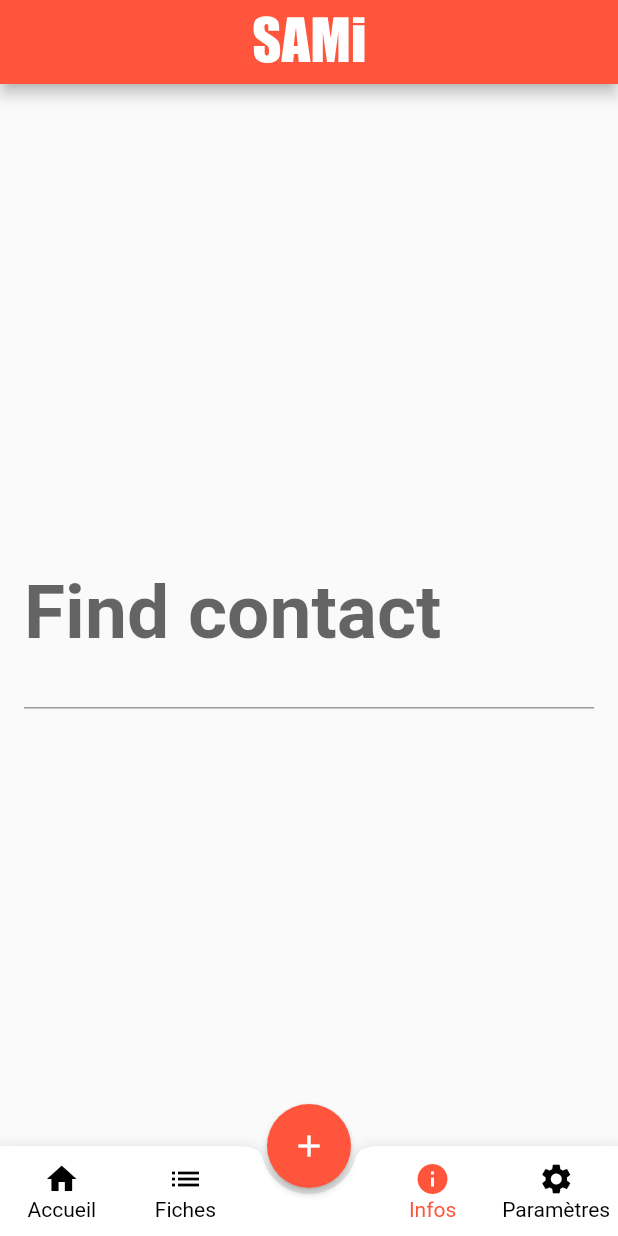
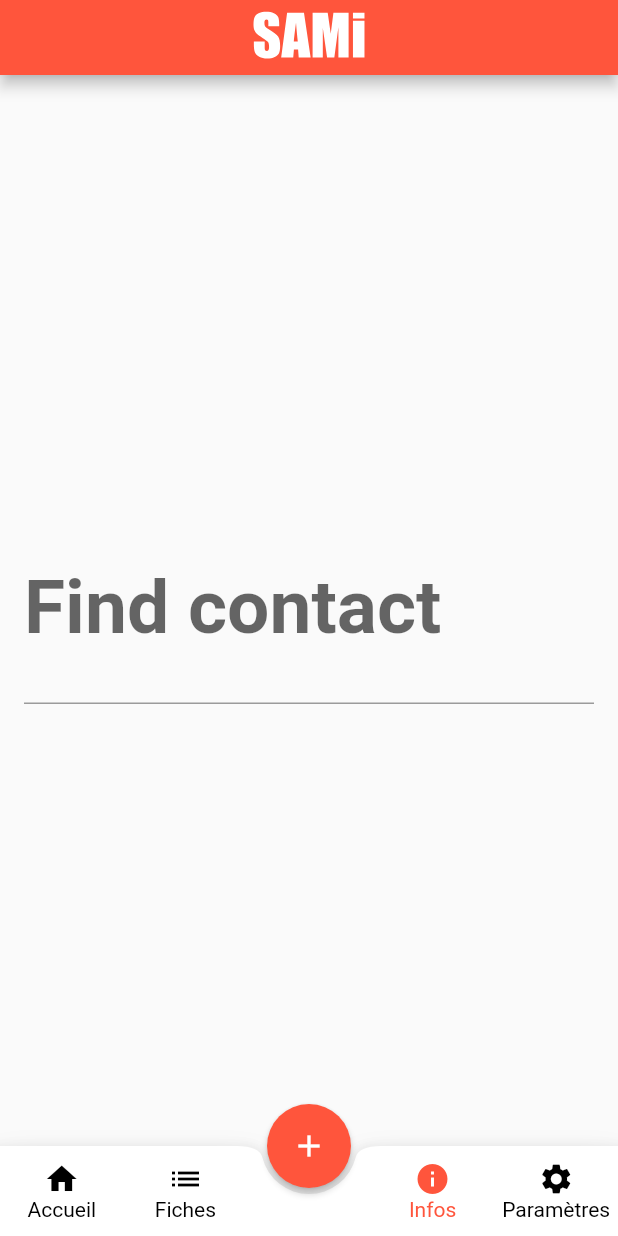
Before and after one commit to cballevre/sami, a Flutter app: the screen it shows after launch, item 3 of the bottom bar chosen, on a phone screen of 412 x 824 dp. Run offline on Flutter 3.47's test engine with Material 2 defaults, Android fonts, the phone set to English and light mode, and no system bars; our stand-ins replace cloud_firestore, firebase_core, flutter_map, flutter_svg, geolocator, latlong2 and 1 more; accounts and stored records are empty.

Commit message:
Refacto appbar

```diff
--- a/lib/pages/home.dart
+++ b/lib/pages/home.dart
@@ -4,9 +4,8 @@ import 'package:sami/pages/recognition_sheet_list.dart';
 import 'package:sami/utils/palette.dart';
 import 'package:sami/widgets/current_position_map.dart';
 
-import 'package:sami/widgets/fab_with_icons.dart';
 import 'package:sami/widgets/fab_bottom_app_bar.dart';
-import 'package:flutter_svg/flutter_svg.dart';
+import 'package:sami/widgets/custom_app_bar.dart';
 
 class HomePage extends StatefulWidget {
   const HomePage({super.key});
@@ -57,16 +56,7 @@ class _HomePageState extends State<HomePage> {
   @override
   Widget build(BuildContext context) {
     return Scaffold(
-      appBar: AppBar(
-        title: SvgPicture.asset(
-            height: 50,
-            fit: BoxFit.fitHeight,
-            'assets/logo.svg',
-            color: Colors.white,
-          ),
-        backgroundColor: Palette.primary.shade500,
-        centerTitle: true,
-      ),
+      appBar: CustomAppBar(),
       body: IndexedStack(
           index: _selectedIndex,
           children: _pages
--- /dev/null
+++ b/lib/widgets/custom_app_bar.dart
@@ -0,0 +1,27 @@
+import 'package:flutter/material.dart';
+import 'package:sami/utils/palette.dart';
+import 'package:flutter_svg/flutter_svg.dart';
+
+class CustomAppBar extends StatelessWidget with PreferredSizeWidget {
+
+  @override
+  final Size preferredSize;
+  final String? _title;
+
+  CustomAppBar({Key? key, String? title}) : preferredSize = const Size.fromHeight(50.0), _title=title,
+        super(key: key);
+
+  @override
+  Widget build(BuildContext context) {
+    return AppBar(
+      title: _title != null ? Text('title') : SvgPicture.asset(
+        height: 50,
+        fit: BoxFit.fitHeight,
+        'assets/logo.svg',
+        color: Colors.white,
+      ),
+      backgroundColor: Palette.primary.shade500,
+      centerTitle: true,
+    );
+  }
+}
```
Also changed, not shown: lib/pages/recognition_sheet.dart (+23 -14 lines), assets/camera.svg (added), assets/chemistry.svg (added), assets/n-edit.svg (added), assets/sonde.svg (added).
